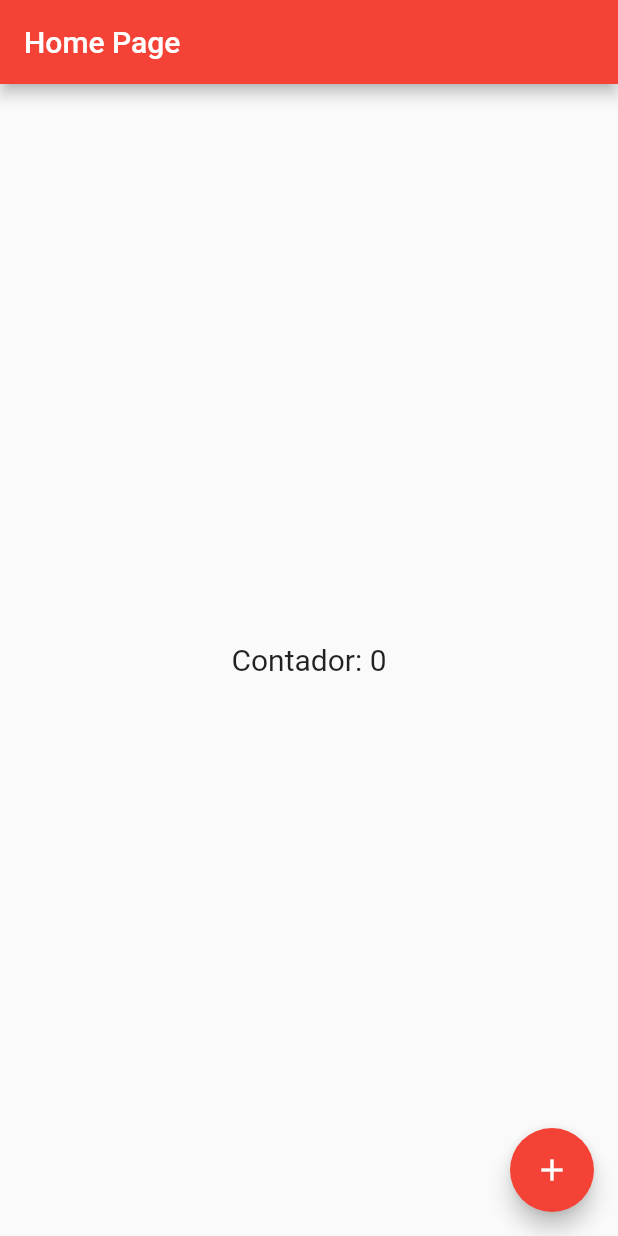
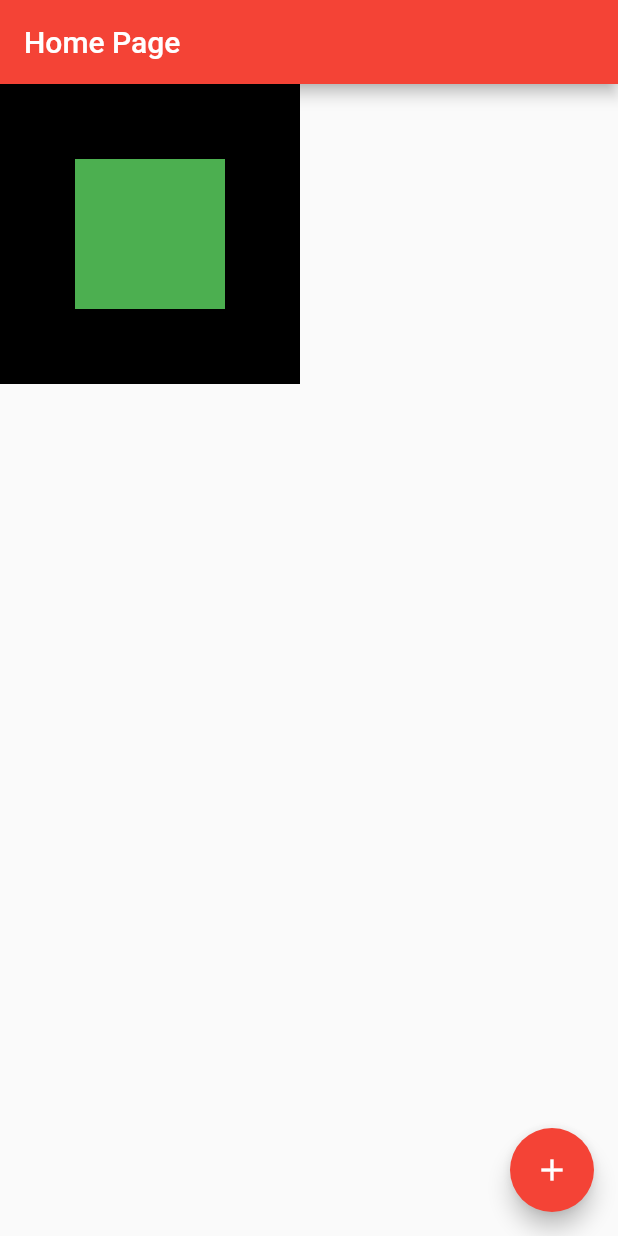
Before and after one commit to LuskaGarcia/cursoFlutter, a Flutter app: the screen it shows after launch, on a phone screen of 412 x 824 dp. Run offline on Flutter 3.47's test engine with Material 2 defaults, Android fonts, the phone set to English and light mode, and no system bars.

Commit message:
Single Render

```diff
--- a/ola_mundo/lib/home_page.dart
+++ b/ola_mundo/lib/home_page.dart
@@ -20,16 +20,18 @@ class HomePageState extends State<HomePage> {
         title: Text('Home Page'),
       ),
 
-      body:Center(child: GestureDetector(
-        child: Text(
-        'Contador: $counter',
-      style: TextStyle(fontSize: 20),
+      body: Container(
+        height:200,
+        width:200,
+        color: Colors.black,
+        child: Center(
+          child: Container(
+             height:100,
+          width:100,
+          color: Colors.green,
+          ),
+        ),
       ),
-        onTap:(){
-          setState(() {
-             counter++;
-          });
-        })),
          floatingActionButton: FloatingActionButton(
         child: Icon(Icons.add),
         onPressed: () {
```
